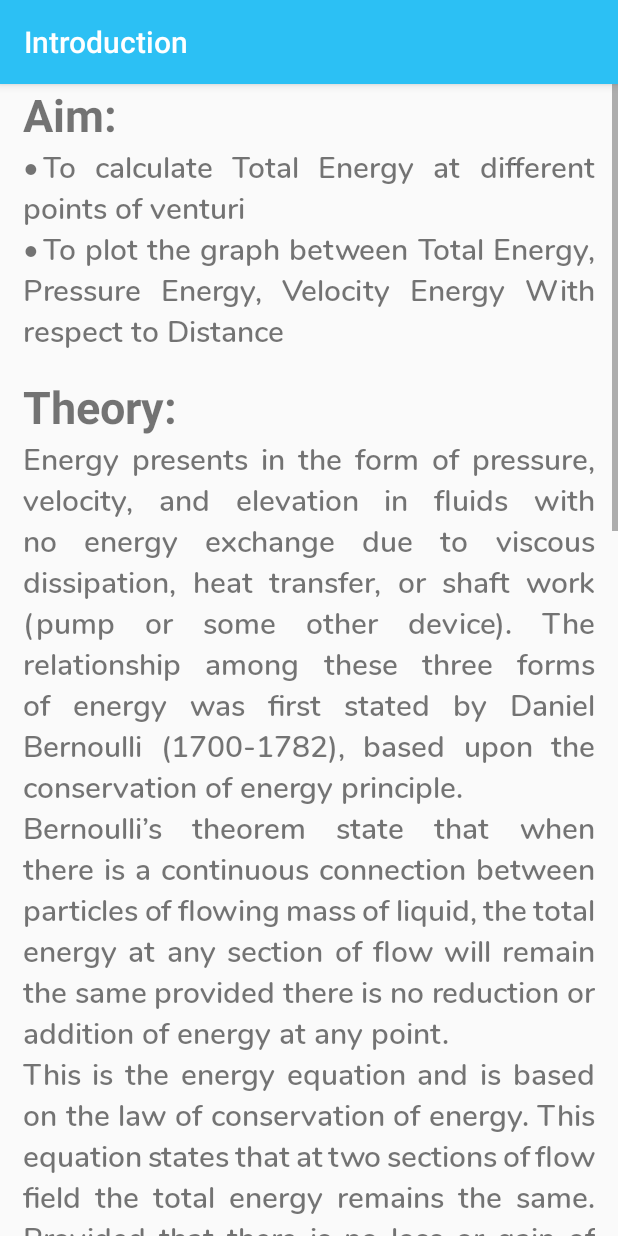
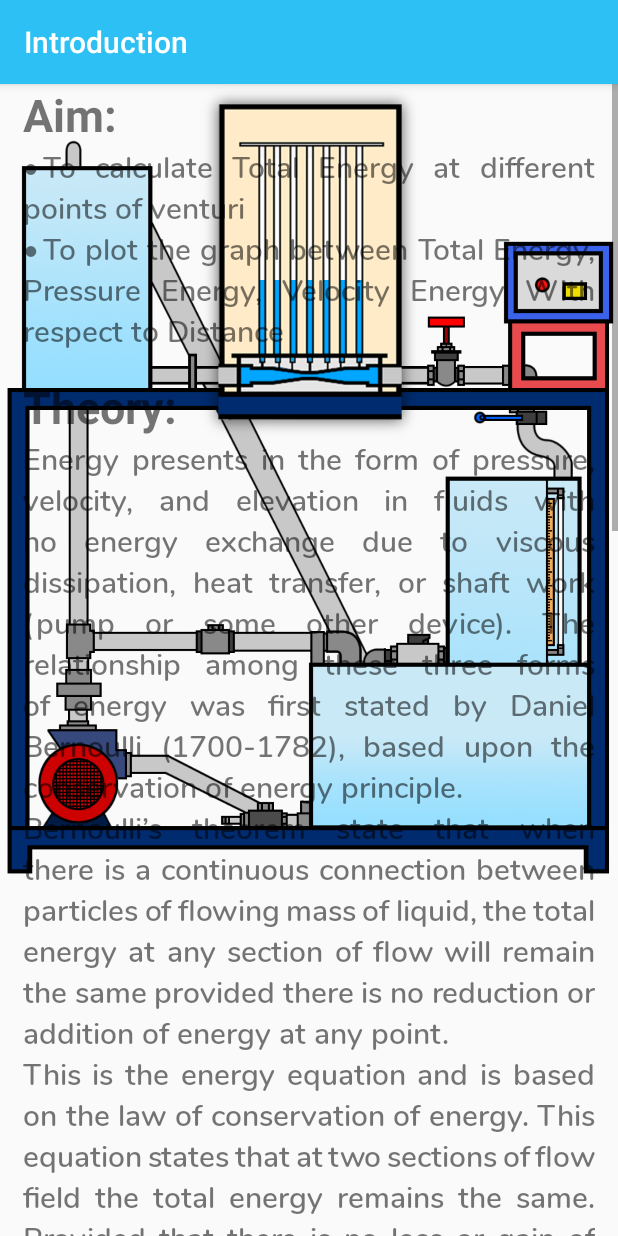
Before and after one commit to Aman1124/Virtual-Fluids-Lab, an Android app: the ListView screen opened directly, with no data from a screen before it, after a tap on "Introduction", on a phone screen of 412 x 824 dp. Run offline under Robolectric (Android 15) with nearby library versions, the phone set to English and light mode, and no system bars.

Commit message:
Changed simulation part with zoomed view of the test area

```diff
--- a/app/src/main/res/drawable/vertical_progressbar.xml
+++ b/app/src/main/res/drawable/vertical_progressbar.xml
@@ -3,7 +3,7 @@
 
     <item android:id="@android:id/background">
         <shape>
-            <corners android:radius="5dip"/>
+            <corners android:radius="0dip"/>
             <solid android:color="#FFFFFF"/>
         </shape>
     </item>
@@ -12,7 +12,7 @@
             android:clipOrientation="vertical"
             android:gravity="bottom">
             <shape>
-                <corners android:radius="5dip"/>
+                <corners android:radius="0dip"/>
                 <solid android:color="#00a6ff"/>
             </shape>
         </clip>
--- a/app/src/main/res/layout/activity_bernoulli.xml
+++ b/app/src/main/res/layout/activity_bernoulli.xml
@@ -10,7 +10,7 @@
         android:layout_width="fill_parent"
         android:layout_height="fill_parent"
         android:id="@+id/simulation"
-        android:visibility="invisible">
+        android:visibility="visible">
 
         <LinearLayout
             android:id="@+id/waterTubes"
@@ -20,7 +20,7 @@
             android:orientation="horizontal"
             android:paddingLeft="15dp"
             android:paddingRight="15dp"
-            android:layout_marginTop="55dp"
+            android:layout_marginTop="50dp"
             app:layout_constraintEnd_toEndOf="@+id/experimentSetup"
             app:layout_constraintStart_toStartOf="@+id/experimentSetup"
             app:layout_constraintTop_toTopOf="@+id/experimentSetup">
@@ -28,63 +28,57 @@
             <ProgressBar
                 android:id="@+id/tube1"
                 style="?android:attr/progressBarStyleHorizontal"
-                android:layout_width="7dp"
-                android:layout_height="115dp"
-                android:layout_marginRight="1dp"
-                android:progress="0"
+                android:layout_width="10dp"
+                android:layout_height="135dp"
+                android:progress="40"
                 android:progressDrawable="@drawable/vertical_progressbar" />
 
             <ProgressBar
                 android:id="@+id/tube2"
                 style="?android:attr/progressBarStyleHorizontal"
-                android:layout_width="5dp"
-                android:layout_height="115dp"
-                android:layout_marginRight="3dp"
-                android:progress="0"
+                android:layout_width="10dp"
+                android:layout_height="135dp"
+                android:progress="40"
                 android:progressDrawable="@drawable/vertical_progressbar" />
 
             <ProgressBar
                 android:id="@+id/tube3"
                 style="?android:attr/progressBarStyleHorizontal"
-                android:layout_width="5dp"
-                android:layout_height="115dp"
-                android:layout_marginRight="4dp"
-                android:progress="0"
+                android:layout_width="10dp"
+                android:layout_height="135dp"
+                android:progress="40"
                 android:progressDrawable="@drawable/vertical_progressbar" />
 
             <ProgressBar
                 android:id="@+id/tube4"
                 style="?android:attr/progressBarStyleHorizontal"
-                android:layout_width="5dp"
-                android:layout_height="115dp"
-                android:layout_marginRight="3dp"
-                android:progress="0"
+                android:layout_width="10dp"
+                android:layout_height="135dp"
+                android:progress="40"
                 android:progressDrawable="@drawable/vertical_progressbar" />
 
             <ProgressBar
                 android:id="@+id/tube5"
                 style="?android:attr/progressBarStyleHorizontal"
-                android:layout_width="5dp"
-                android:layout_height="115dp"
-                android:layout_marginRight="3dp"
-                android:progress="0"
+                android:layout_width="10dp"
+                android:layout_height="135dp"
+                android:progress="40"
                 android:progressDrawable="@drawable/vertical_progressbar" />
 
             <ProgressBar
                 android:id="@+id/tube6"
                 style="?android:attr/progressBarStyleHorizontal"
-                android:layout_width="5dp"
-                android:layout_height="115dp"
-                android:layout_marginRight="3dp"
-                android:progress="0"
+                android:layout_width="10dp"
+                android:layout_height="135dp"
+                android:progress="40"
                 android:progressDrawable="@drawable/vertical_progressbar" />
 
             <ProgressBar
                 android:id="@+id/tube7"
                 style="?android:attr/progressBarStyleHorizontal"
-                android:layout_width="5dp"
-                android:layout_height="115dp"
-                android:progress="0"
+                android:layout_width="12dp"
+                android:layout_height="135dp"
+                android:progress="40"
                 android:progressDrawable="@drawable/vertical_progressbar" />
 
         </LinearLayout>
@@ -92,7 +86,7 @@
         <ProgressBar
             android:id="@+id/crossSection"
             style="?android:attr/progressBarStyleHorizontal"
-            android:layout_width="80dp"
+            android:layout_width="100dp"
             android:layout_height="25dp"
             android:layout_below="@id/waterTubes"
             android:layout_centerHorizontal="true"
@@ -109,7 +103,7 @@
             android:layout_centerHorizontal="true"
             android:scaleX="1.2"
             android:scaleY="1.2"
-            android:src="@drawable/bernoullisetup"
+            android:src="@drawable/bernoullisetup_1"
             app:layout_constraintEnd_toEndOf="parent"
             app:layout_constraintStart_toStartOf="parent"
             app:layout_constraintTop_toTopOf="parent" />
--- a/app/src/main/res/layout/activity_list_view.xml
+++ b/app/src/main/res/layout/activity_list_view.xml
@@ -90,7 +90,7 @@
         android:id="@+id/optionsLayout">
 
         <TextView
-            android:layout_width="wrap_content"
+            android:layout_width="match_parent"
             android:layout_height="wrap_content"
             android:text="Introduction"
             android:fontFamily="@font/nunito_semibold"
@@ -102,7 +102,7 @@
 
 
         <TextView
-            android:layout_width="wrap_content"
+            android:layout_width="match_parent"
             android:layout_height="wrap_content"
             android:text="About Setup"
             android:fontFamily="@font/nunito_semibold"
@@ -114,7 +114,7 @@
             />
 
         <TextView
-            android:layout_width="wrap_content"
+            android:layout_width="match_parent"
             android:layout_height="wrap_content"
             android:text="Procedure"
             android:fontFamily="@font/nunito_semibold"
@@ -126,7 +126,7 @@
             />
 
         <TextView
-            android:layout_width="wrap_content"
+            android:layout_width="match_parent"
             android:layout_height="wrap_content"
             android:text="Simulation"
             android:fontFamily="@font/nunito_semibold"
@@ -138,7 +138,7 @@
             />
 
         <TextView
-            android:layout_width="wrap_content"
+            android:layout_width="match_parent"
             android:layout_height="wrap_content"
             android:text="Observation"
             android:fontFamily="@font/nunito_semibold"
@@ -150,7 +150,7 @@
             />
 
         <TextView
-            android:layout_width="wrap_content"
+            android:layout_width="match_parent"
             android:layout_height="wrap_content"
             android:text="Self Assessment"
             android:fontFamily="@font/nunito_semibold"
```
Also changed, not shown: app/src/main/res/drawable/bernoullisetup_1.png (added).
